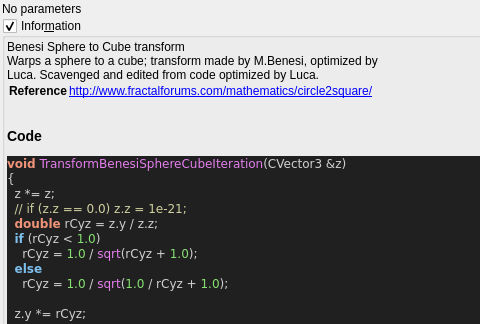
Qt form mandelbulber2/qt_data/fractal_transf_benesi_sphere_cube.ui (buddhi1980/mandelbulber2) before a commit; both pictures show x 0 to 480 and y 0 to 324 of the 674 by 613 pixel window.
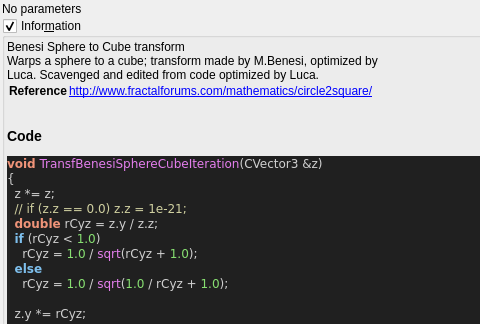
The same form after that commit. Custom widgets are drawn as their Qt base class.

What changed in the file:
```diff
--- a/mandelbulber2/qt_data/fractal_transf_benesi_sphere_cube.ui
+++ b/mandelbulber2/qt_data/fractal_transf_benesi_sphere_cube.ui
@@ -75,7 +75,7 @@
 &lt;/table&gt;
 &lt;h3&gt;Code&lt;/h3&gt;
 &lt;body style=&quot;background-color:#202020&quot;&gt;
-&lt;pre style=&quot;color:#d0d0d0; background-color:#202020;  font-family:'Courier New',monospace;&quot;&gt;&lt;span style=&quot;color:#f09479; font-weight:bold&quot;&gt;void&lt;/span&gt; &lt;span style=&quot;color:#e47eed&quot;&gt;TransformBenesiSphereCubeIteration&lt;/span&gt;&lt;span style=&quot;color:#d0d0d0&quot;&gt;(&lt;/span&gt;CVector3 &lt;span style=&quot;color:#d0d0d0&quot;&gt;&amp;amp;&lt;/span&gt;z&lt;span style=&quot;color:#d0d0d0&quot;&gt;)&lt;/span&gt;
+&lt;pre style=&quot;color:#d0d0d0; background-color:#202020;  font-family:'Courier New',monospace;&quot;&gt;&lt;span style=&quot;color:#f09479; font-weight:bold&quot;&gt;void&lt;/span&gt; &lt;span style=&quot;color:#e47eed&quot;&gt;TransfBenesiSphereCubeIteration&lt;/span&gt;&lt;span style=&quot;color:#d0d0d0&quot;&gt;(&lt;/span&gt;CVector3 &lt;span style=&quot;color:#d0d0d0&quot;&gt;&amp;amp;&lt;/span&gt;z&lt;span style=&quot;color:#d0d0d0&quot;&gt;)&lt;/span&gt;
 &lt;span style=&quot;color:#d0d0d0&quot;&gt;{&lt;/span&gt;
   z &lt;span style=&quot;color:#d0d0d0&quot;&gt;*=&lt;/span&gt; z&lt;span style=&quot;color:#d0d0d0&quot;&gt;;&lt;/span&gt;
   &lt;span style=&quot;color:#d0d0a0&quot;&gt;// if (z.z == 0.0) z.z = 1e-21;&lt;/span&gt;
```
